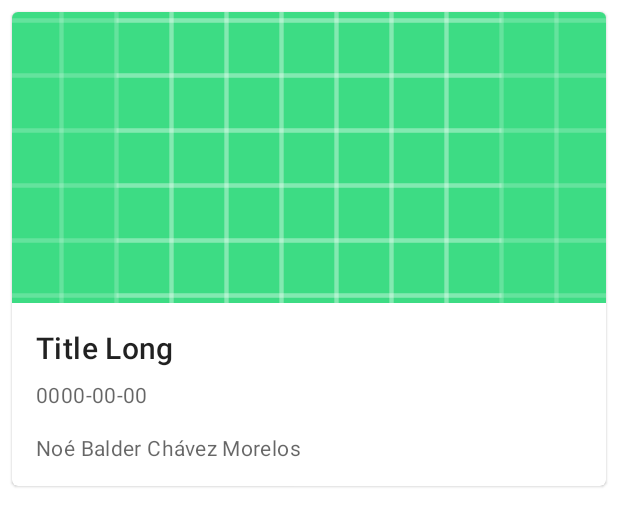
After one commit to Noe-Chavez/consumo, an Android app: the layout image_item.xml on its own in the app's theme, with its tools: preview values and no code run, on a phone screen of 412 x 824 dp. The commit adds this screen. Shown: the top 526 px of the screen. Run offline under Robolectric (Android 15) with nearby library versions, the phone set to English and light mode, and no system bars.

Commit message:
Recyclerview and adapter for main view, done.

```diff
--- a/app/src/main/AndroidManifest.xml
+++ b/app/src/main/AndroidManifest.xml
@@ -1,6 +1,8 @@
 <?xml version="1.0" encoding="utf-8"?>
 <manifest xmlns:android="http://schemas.android.com/apk/res/android"
     package="co.soyyo.consumo">
+
+    <uses-permission android:name="android.permission.INTERNET" />
 
     <application
         android:allowBackup="true"
--- a/app/src/main/res/layout/activity_main.xml
+++ b/app/src/main/res/layout/activity_main.xml
@@ -15,5 +15,5 @@
         app:layout_constraintTop_toTopOf="parent"
         app:layout_constraintBottom_toBottomOf="parent"
         app:defaultNavHost="true"
-        app:navGraph="@navigation/nav_graph" />
+        app:navGraph="@navigation/nav_graph"/>
 </androidx.constraintlayout.widget.ConstraintLayout>
--- a/app/src/main/res/layout/fragment_home.xml
+++ b/app/src/main/res/layout/fragment_home.xml
@@ -21,6 +21,7 @@
         android:layout_width="match_parent"
         android:layout_height="match_parent"
         android:orientation="vertical"
-        app:layoutManager="androidx.recyclerview.widget.LinearLayoutManager"/>
+        app:layoutManager="androidx.recyclerview.widget.LinearLayoutManager"
+        tools:listitem="@layout/image_item"/>
 
 </androidx.constraintlayout.widget.ConstraintLayout>
--- /dev/null
+++ b/app/src/main/res/layout/image_item.xml
@@ -0,0 +1,66 @@
+<?xml version="1.0" encoding="utf-8"?>
+<LinearLayout xmlns:android="http://schemas.android.com/apk/res/android"
+    android:layout_width="match_parent"
+    android:layout_height="wrap_content"
+    xmlns:tools="http://schemas.android.com/tools"
+    xmlns:app="http://schemas.android.com/apk/res-auto">
+
+    <com.google.android.material.card.MaterialCardView
+        android:id="@+id/card"
+        android:layout_width="match_parent"
+        android:layout_height="wrap_content"
+        android:layout_margin="8dp">
+
+        <LinearLayout
+            android:layout_width="match_parent"
+            android:layout_height="wrap_content"
+            android:orientation="vertical">
+
+            <ImageView
+                android:id="@+id/card_view_image"
+                android:layout_width="match_parent"
+                android:layout_height="194dp"
+                app:srcCompat="@drawable/ic_launcher_background"
+                android:scaleType="centerCrop"
+                android:contentDescription="@string/content_description_media"
+                />
+
+            <LinearLayout
+                android:layout_width="match_parent"
+                android:layout_height="wrap_content"
+                android:orientation="vertical"
+                android:padding="16dp">
+
+                <TextView
+                    android:id="@+id/card_view_title"
+                    android:layout_width="wrap_content"
+                    android:layout_height="wrap_content"
+                    android:text="Title Long"
+                    android:textAppearance="?attr/textAppearanceHeadline6"
+                    />
+                <TextView
+                    android:id="@+id/card_view_date"
+                    android:layout_width="wrap_content"
+                    android:layout_height="wrap_content"
+                    android:layout_marginTop="8dp"
+                    tools:text="0000-00-00"
+                    android:textAppearance="?attr/textAppearanceBody2"
+                    android:textColor="?android:attr/textColorSecondary"
+                    />
+                <TextView
+                    android:id="@+id/card_view_copyright"
+                    android:layout_width="wrap_content"
+                    android:layout_height="wrap_content"
+                    android:layout_marginTop="16dp"
+                    tools:text="Noé Balder Chávez Morelos"
+                    android:textAppearance="?attr/textAppearanceBody2"
+                    android:textColor="?android:attr/textColorSecondary"
+                    />
+
+            </LinearLayout>
+
+        </LinearLayout>
+
+    </com.google.android.material.card.MaterialCardView>
+
+</LinearLayout>
--- a/app/src/main/res/values/strings.xml
+++ b/app/src/main/res/values/strings.xml
@@ -2,4 +2,5 @@
     <string name="app_name">consumo</string>
     <!-- TODO: Remove or change this placeholder text -->
     <string name="hello_blank_fragment">Hello blank fragment</string>
+    <string name="content_description_media">Image obtained from NASA API</string>
 </resources>
```
Also changed, not shown: app/src/main/java/co/soyyo/consumo/entities/ImageEntity.kt (added, +9 -0 lines), app/src/main/java/co/soyyo/consumo/ui/HomeFragment.kt (+15 -0 lines), app/src/main/java/co/soyyo/consumo/ui/adapter/ImageAdapter.kt (added, +50 -0 lines), app/src/main/res/drawable/ic_baseline_error_24.xml (added, +10 -0 lines), app/src/main/res/drawable/load.jpg (added).
